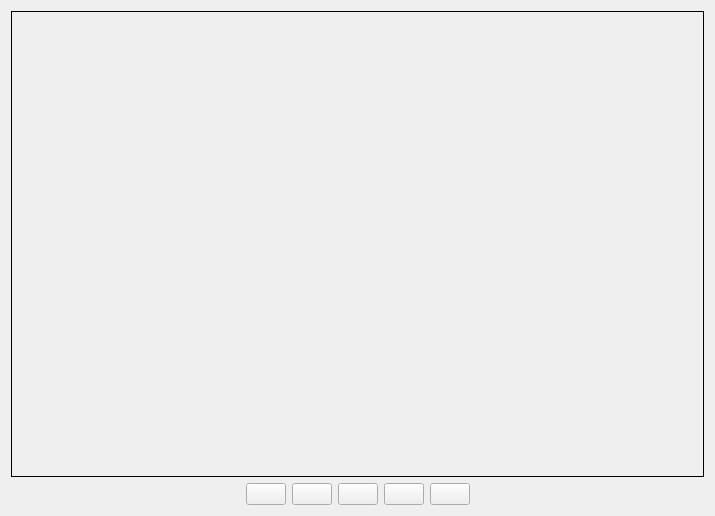
Before: the Qt Designer form code/src/main/resources/base/ui/form.ui in felixdittrich92/mission-uncuttable, drawn with Qt 5.
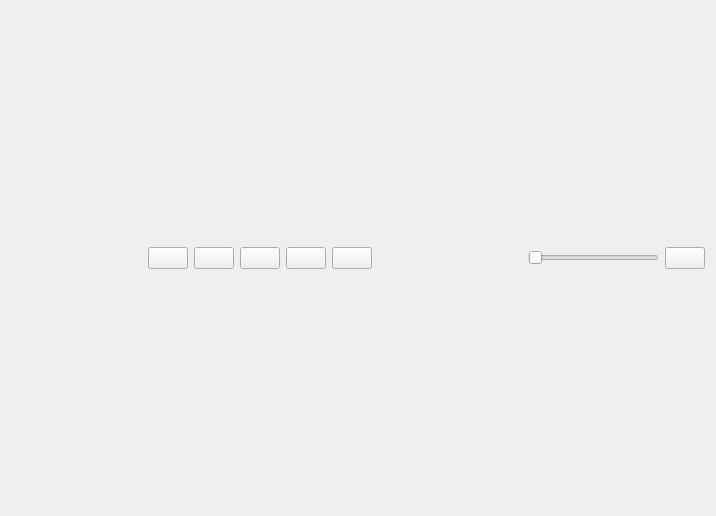
After: the same form once the commit is applied.

Commit message: video is running

What changed in the file:
```diff
--- a/code/src/main/resources/base/ui/form.ui
+++ b/code/src/main/resources/base/ui/form.ui
@@ -6,7 +6,7 @@
    <rect>
     <x>0</x>
     <y>0</y>
-    <width>715</width>
+    <width>716</width>
     <height>516</height>
    </rect>
   </property>
@@ -14,6 +14,9 @@
    <string>Form</string>
   </property>
   <layout class="QGridLayout" name="gridLayout">
+   <item row="0" column="0" colspan="10">
+    <layout class="QVBoxLayout" name="videoLayout"/>
+   </item>
    <item row="2" column="2">
     <widget class="QPushButton" name="backButton">
      <property name="text">
@@ -21,19 +24,6 @@
      </property>
     </widget>
    </item>
-   <item row="2" column="0">
-    <spacer name="horizontalSpacer">
-     <property name="orientation">
-      <enum>Qt::Horizontal</enum>
-     </property>
-     <property name="sizeHint" stdset="0">
-      <size>
-       <width>105</width>
-       <height>20</height>
-      </size>
-     </property>
-    </spacer>
-   </item>
    <item row="2" column="1">
     <widget class="QPushButton" name="firstframeButton">
      <property name="text">
@@ -78,16 +68,40 @@
      </property>
     </widget>
    </item>
-   <item row="0" column="0" colspan="7">
-    <widget class="QLabel" name="videoLabel">
-     <property name="frameShape">
-      <enum>QFrame::Box</enum>
+   <item row="2" column="9">
+    <widget class="QPushButton" name="fullScreen">
+     <property name="text">
+      <string/>
      </property>
+    </widget>
+   </item>
+   <item row="2" column="7">
+    <widget class="QLabel" name="label">
      <property name="text">
       <string/>
      </property>
     </widget>
    </item>
+   <item row="2" column="8">
+    <widget class="QSlider" name="horizontalSlider">
+     <property name="orientation">
+      <enum>Qt::Horizontal</enum>
+     </property>
+    </widget>
+   </item>
+   <item row="2" column="0">
+    <spacer name="horizontalSpacer">
+     <property name="orientation">
+      <enum>Qt::Horizontal</enum>
+     </property>
+     <property name="sizeHint" stdset="0">
+      <size>
+       <width>40</width>
+       <height>20</height>
+      </size>
+     </property>
+    </spacer>
+   </item>
   </layout>
  </widget>
  <resources/>
```
The commit also changes 3 other files.
